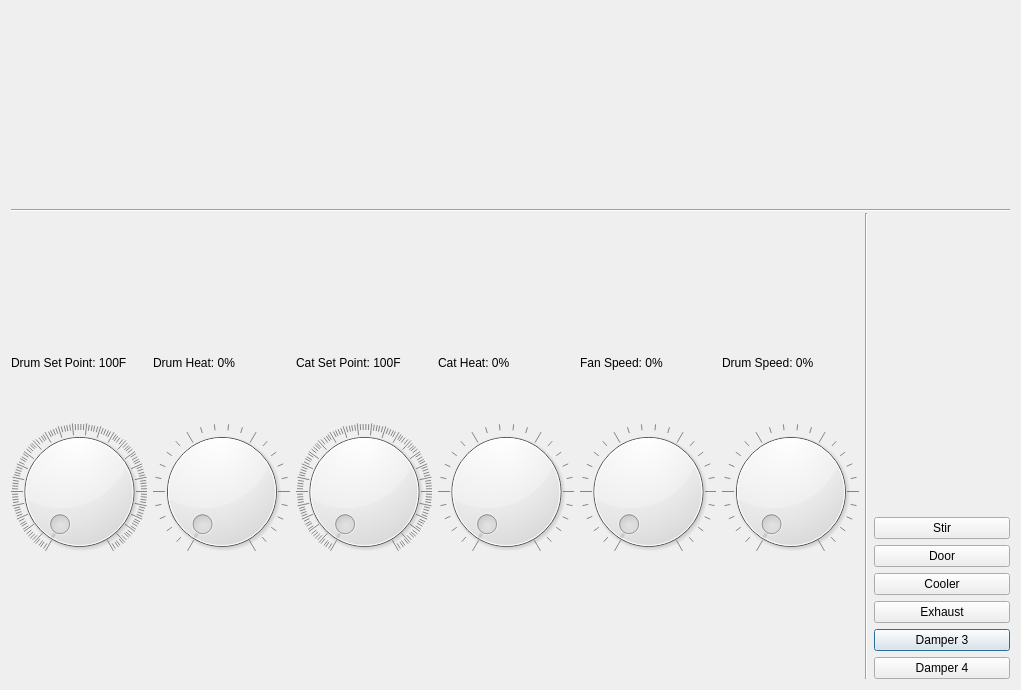
This is controlroomdialog.ui in barbosaMatheus/USR_Coffee_Profiles as Qt 5 draws it before an edit. The edited form follows.
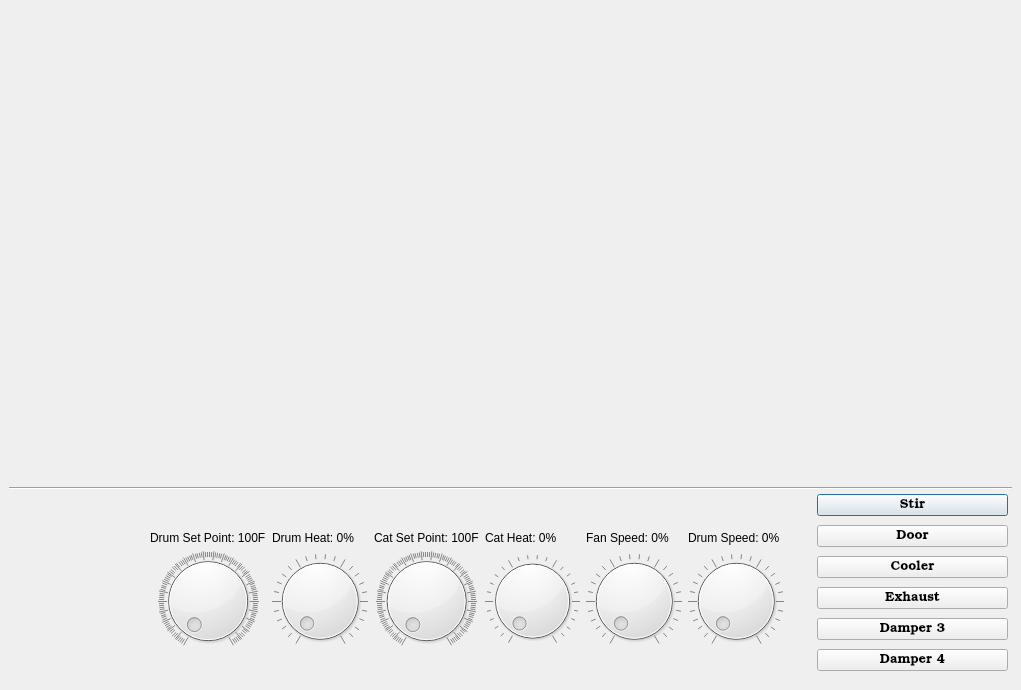
This is the edited form.

Commit message: Fixed controlroomdialog.cpp GUI and added the ability to double click to edit a profile.

Patch:
```diff
--- a/controlroomdialog.ui
+++ b/controlroomdialog.ui
@@ -13,166 +13,230 @@
   <property name="windowTitle">
    <string>Dialog</string>
   </property>
-  <layout class="QGridLayout" name="gridLayout">
-   <item row="9" column="7">
-    <widget class="QPushButton" name="dmp3_button">
-     <property name="text">
-      <string>Damper 3</string>
-     </property>
-    </widget>
-   </item>
-   <item row="3" column="4">
-    <widget class="QLabel" name="fs_label">
-     <property name="text">
-      <string>Fan Speed: 0%</string>
-     </property>
-    </widget>
-   </item>
-   <item row="4" column="2" rowspan="3">
-    <widget class="QDial" name="csp_dial">
-     <property name="minimum">
-      <number>100</number>
-     </property>
-     <property name="maximum">
-      <number>600</number>
-     </property>
-     <property name="notchesVisible">
-      <bool>true</bool>
-     </property>
-    </widget>
-   </item>
-   <item row="4" column="4" rowspan="3">
-    <widget class="QDial" name="fs_dial">
-     <property name="notchesVisible">
-      <bool>true</bool>
-     </property>
-    </widget>
-   </item>
-   <item row="4" column="0" rowspan="3">
-    <widget class="QDial" name="dsp_dial">
-     <property name="minimum">
-      <number>100</number>
-     </property>
-     <property name="maximum">
-      <number>600</number>
-     </property>
-     <property name="notchesVisible">
-      <bool>true</bool>
-     </property>
-    </widget>
-   </item>
-   <item row="4" column="5" rowspan="3">
-    <widget class="QDial" name="ds_dial">
-     <property name="notchesVisible">
-      <bool>true</bool>
-     </property>
-    </widget>
-   </item>
-   <item row="3" column="3">
-    <widget class="QLabel" name="ch_label">
+  <widget class="Line" name="line">
+   <property name="geometry">
+    <rect>
+     <x>9</x>
+     <y>480</y>
+     <width>1003</width>
+     <height>16</height>
+    </rect>
+   </property>
+   <property name="orientation">
+    <enum>Qt::Horizontal</enum>
+   </property>
+  </widget>
+  <widget class="QWidget" name="graph_widget" native="true">
+   <property name="geometry">
+    <rect>
+     <x>0</x>
+     <y>0</y>
+     <width>1021</width>
+     <height>481</height>
+    </rect>
+   </property>
+  </widget>
+  <widget class="QWidget" name="">
+   <property name="geometry">
+    <rect>
+     <x>817</x>
+     <y>491</y>
+     <width>191</width>
+     <height>188</height>
+    </rect>
+   </property>
+   <layout class="QVBoxLayout" name="verticalLayout">
+    <item>
+     <widget class="QPushButton" name="stir_button">
+      <property name="font">
+       <font>
+        <family>Bookman Old Style</family>
+        <pointsize>10</pointsize>
+       </font>
+      </property>
      <property name="text">
-      <string>Cat Heat: 0%</string>
+       <string>Stir</string>
      </property>
     </widget>
    </item>
-   <item row="6" column="7">
+    <item>
     <widget class="QPushButton" name="door_button">
+      <property name="font">
+       <font>
+        <family>Bookman Old Style</family>
+        <pointsize>10</pointsize>
+       </font>
+      </property>
      <property name="text">
       <string>Door</string>
      </property>
     </widget>
    </item>
-   <item row="4" column="3" rowspan="3">
-    <widget class="QDial" name="ch_dial">
-     <property name="notchesVisible">
-      <bool>true</bool>
-     </property>
-    </widget>
-   </item>
-   <item row="7" column="7">
+    <item>
     <widget class="QPushButton" name="cooler_button">
+      <property name="font">
+       <font>
+        <family>Bookman Old Style</family>
+        <pointsize>10</pointsize>
+       </font>
+      </property>
      <property name="text">
       <string>Cooler</string>
      </property>
     </widget>
    </item>
-   <item row="10" column="7">
-    <widget class="QPushButton" name="dmp4_button">
-     <property name="text">
-      <string>Damper 4</string>
-     </property>
-    </widget>
-   </item>
-   <item row="5" column="7">
-    <widget class="QPushButton" name="stir_button">
-     <property name="text">
-      <string>Stir</string>
-     </property>
-    </widget>
-   </item>
-   <item row="8" column="7">
+    <item>
     <widget class="QPushButton" name="ex_button">
+      <property name="font">
+       <font>
+        <family>Bookman Old Style</family>
+        <pointsize>10</pointsize>
+       </font>
+      </property>
      <property name="text">
       <string>Exhaust</string>
      </property>
     </widget>
    </item>
-   <item row="3" column="5">
-    <widget class="QLabel" name="ds_label">
+    <item>
+     <widget class="QPushButton" name="dmp3_button">
+      <property name="font">
+       <font>
+        <family>Bookman Old Style</family>
+        <pointsize>10</pointsize>
+       </font>
+      </property>
      <property name="text">
-      <string>Drum Speed: 0%</string>
+       <string>Damper 3</string>
      </property>
     </widget>
    </item>
-   <item row="3" column="2">
-    <widget class="QLabel" name="csp_label">
+    <item>
+     <widget class="QPushButton" name="dmp4_button">
+      <property name="font">
+       <font>
+        <family>Bookman Old Style</family>
+        <pointsize>10</pointsize>
+       </font>
+      </property>
      <property name="text">
-      <string>Cat Set Point: 100F</string>
+       <string>Damper 4</string>
      </property>
     </widget>
    </item>
-   <item row="3" column="0">
+   </layout>
+  </widget>
+  <widget class="QWidget" name="">
+   <property name="geometry">
+    <rect>
+     <x>150</x>
+     <y>530</y>
+     <width>634</width>
+     <height>121</height>
+    </rect>
+   </property>
+   <layout class="QGridLayout" name="gridLayout">
+    <item row="0" column="0">
     <widget class="QLabel" name="dsp_label">
      <property name="text">
       <string>Drum Set Point: 100F</string>
      </property>
     </widget>
    </item>
-   <item row="4" column="1" rowspan="3">
-    <widget class="QDial" name="dh_dial">
-     <property name="maximum">
-      <number>99</number>
-     </property>
-     <property name="notchesVisible">
-      <bool>true</bool>
-     </property>
-    </widget>
-   </item>
-   <item row="3" column="1">
+    <item row="0" column="1">
     <widget class="QLabel" name="dh_label">
      <property name="text">
       <string>Drum Heat: 0%</string>
      </property>
     </widget>
    </item>
-   <item row="0" column="0" colspan="8">
-    <widget class="QWidget" name="graph_widget" native="true"/>
-   </item>
-   <item row="1" column="0" rowspan="2" colspan="8">
-    <widget class="Line" name="line">
-     <property name="orientation">
-      <enum>Qt::Horizontal</enum>
+    <item row="0" column="2">
+     <widget class="QLabel" name="csp_label">
+      <property name="text">
+       <string>Cat Set Point: 100F</string>
+      </property>
+     </widget>
+    </item>
+    <item row="0" column="3">
+     <widget class="QLabel" name="ch_label">
+      <property name="text">
+       <string>Cat Heat: 0%</string>
      </property>
     </widget>
    </item>
-   <item row="2" column="6" rowspan="9">
-    <widget class="Line" name="line_2">
-     <property name="orientation">
-      <enum>Qt::Vertical</enum>
+    <item row="0" column="4">
+     <widget class="QLabel" name="fs_label">
+      <property name="text">
+       <string>Fan Speed: 0%</string>
+      </property>
+     </widget>
+    </item>
+    <item row="0" column="5">
+     <widget class="QLabel" name="ds_label">
+      <property name="text">
+       <string>Drum Speed: 0%</string>
+      </property>
+     </widget>
+    </item>
+    <item row="1" column="0">
+     <widget class="QDial" name="dsp_dial">
+      <property name="minimum">
+       <number>100</number>
+      </property>
+      <property name="maximum">
+       <number>600</number>
+      </property>
+      <property name="notchesVisible">
+       <bool>true</bool>
+      </property>
+     </widget>
+    </item>
+    <item row="1" column="1">
+     <widget class="QDial" name="dh_dial">
+      <property name="maximum">
+       <number>99</number>
+      </property>
+      <property name="notchesVisible">
+       <bool>true</bool>
+      </property>
+     </widget>
+    </item>
+    <item row="1" column="2">
+     <widget class="QDial" name="csp_dial">
+      <property name="minimum">
+       <number>100</number>
+      </property>
+      <property name="maximum">
+       <number>600</number>
+      </property>
+      <property name="notchesVisible">
+       <bool>true</bool>
+      </property>
+     </widget>
+    </item>
+    <item row="1" column="3">
+     <widget class="QDial" name="ch_dial">
+      <property name="notchesVisible">
+       <bool>true</bool>
+      </property>
+     </widget>
+    </item>
+    <item row="1" column="4">
+     <widget class="QDial" name="fs_dial">
+      <property name="notchesVisible">
+       <bool>true</bool>
+      </property>
+     </widget>
+    </item>
+    <item row="1" column="5">
+     <widget class="QDial" name="ds_dial">
+      <property name="notchesVisible">
+       <bool>true</bool>
      </property>
     </widget>
    </item>
   </layout>
+  </widget>
  </widget>
  <resources/>
  <connections/>
```
Lines whose indentation alone changed are shown as unchanged. The commit also changes 5 other files.
